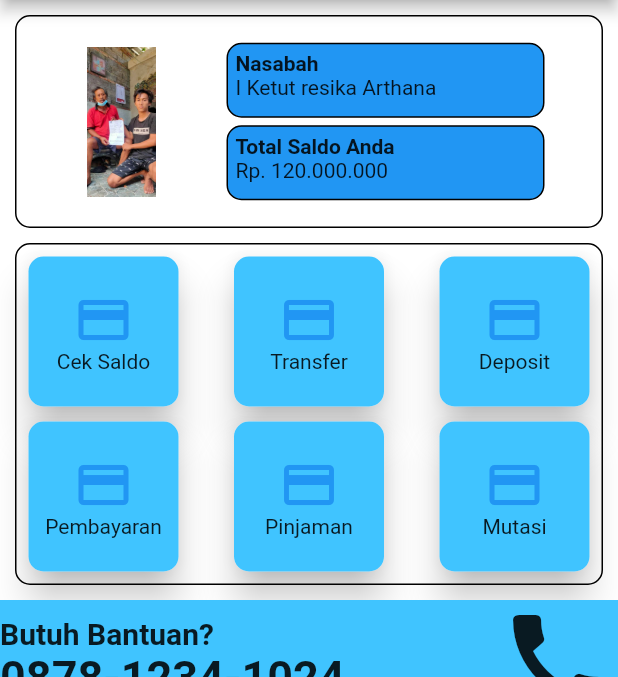
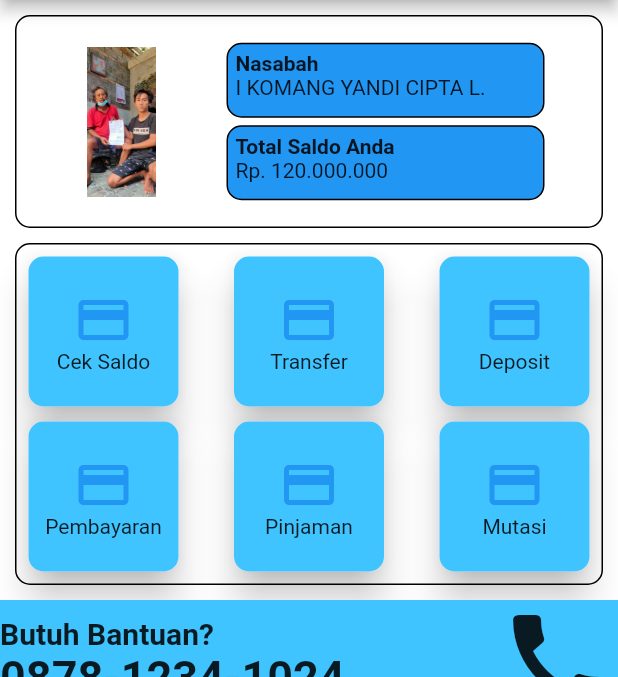
Before and after one commit to Mamang444/mamang, a Flutter app: the Beranda screen opened directly, on a phone screen of 412 x 824 dp, the part 84-761 px from its top. Run offline on Flutter 3.47's test engine with Material 2 defaults, Android fonts, the phone set to English and light mode, and no system bars.

Commit message:
Update Login

```diff
--- a/lib/beranda.dart
+++ b/lib/beranda.dart
@@ -64,7 +64,7 @@ class _BerandaState extends State<Beranda> {
                                       Container(
                                         width: 200,
                                         child: Text(
-                                          'I Ketut resika Arthana',
+                                          'I KOMANG YANDI CIPTA L.',
                                           textAlign: TextAlign.start,
                                         ),
                                       ),
--- a/lib/login.dart
+++ b/lib/login.dart
@@ -73,7 +73,7 @@ class _LoginState extends State<Login> {
                           borderRadius: BorderRadius.circular(30)),
                       child: TextButton(
                           onPressed: () {
-                            if (username == '123' && password == '123') {
+                            if (username == 'yandi@undiksha.ac.id' && password == '2015051092') {
                               Navigator.push(
                                 context,
                                 MaterialPageRoute(
```
